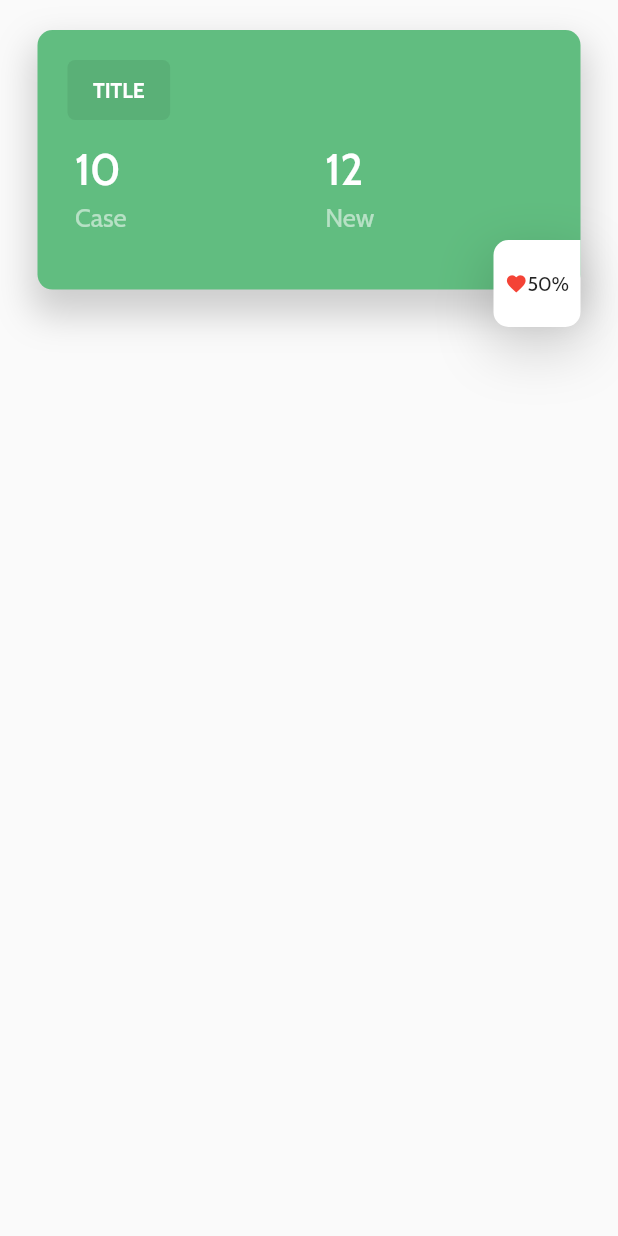
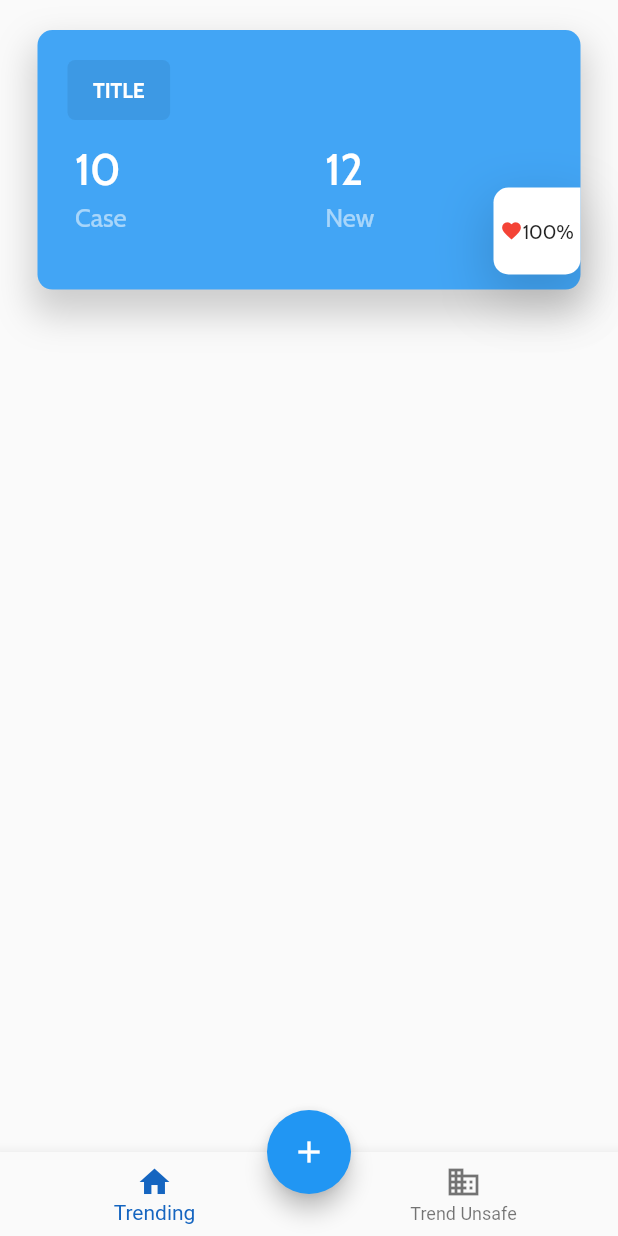
Before and after one commit to dinhkhanh412/minathon, a Flutter app: the screen it shows after launch, on a phone screen of 412 x 824 dp. Run offline on Flutter 3.47's test engine with Material 2 defaults, Android fonts, the phone set to English and light mode, and no system bars; our stand-ins replace firebase_auth, firebase_core, firebase_database, flutter_bloc, fluttertoast, google_fonts; missing offline and left inert: responsive_screen; accounts and stored records are empty.

Commit message:
Trans page and add button

```diff
--- a/lib/screens/home/homeScreen.dart
+++ b/lib/screens/home/homeScreen.dart
@@ -14,27 +14,94 @@ class HomeScreen extends StatefulWidget {
 }
 
 class _HomeScreenState extends State<HomeScreen> {
-  @override
-  Widget build(BuildContext context) {
-    // TODO: implement build
-    return Scaffold(
-        body: SingleChildScrollView(
-      child: Column(
-        children: [
-          SizedBox(height: 20),
-          InfoCard(
+  int _selectedIndex = 0;
+  String userID = null;
+  bool login = true;
+
+  void _onItemTapped(int index) {
+    setState(() {
+      _selectedIndex = index;
+      login = !login;
+    });
+  }
+
+  List<Widget> _widgetOptions = <Widget>[
+    Scaffold(
+      body: SingleChildScrollView(
+        child: Column(
+          children: [
+            SizedBox(height: 20),
+            InfoCard(
               cardTitle: "Title",
               caseTitle: "Case",
               currentData: 10,
               newData: 12,
-              percentChange: 50,
+              percentChange: 100,
               icon: Icon(
                 Icons.favorite,
                 color: Colors.red,
               ),
-              color: Colors.blue[20])
+              color: Colors.blue[20],
+              cardColor: Colors.blue[400],
+            )
+          ],
+        ),
+      ),
+    ),
+    Scaffold(
+      body: SingleChildScrollView(
+        child: Column(
+          children: [
+            SizedBox(height: 20),
+            InfoCard(
+              cardTitle: "Title",
+              caseTitle: "Case",
+              currentData: 10,
+              newData: 12,
+              percentChange: 100,
+              icon: Icon(
+                Icons.favorite,
+                color: Colors.blue,
+              ),
+              color: Colors.red,
+              cardColor: Colors.green,
+            )
+          ],
+        ),
+      ),
+    ),
+  ];
+
+  @override
+  Widget build(BuildContext context) {
+    return Scaffold(
+      body: Center(
+        child: _widgetOptions.elementAt(_selectedIndex),
+      ),
+      bottomNavigationBar: BottomNavigationBar(
+        items: const <BottomNavigationBarItem>[
+          BottomNavigationBarItem(
+            icon: Icon(Icons.home),
+            label: 'Trending',
+          ),
+          BottomNavigationBarItem(
+            icon: Icon(Icons.business),
+            label: 'Trend Unsafe',
+          ),
         ],
+        currentIndex: _selectedIndex,
+        selectedItemColor: Colors.blue[800],
+        onTap: _onItemTapped,
       ),
-    ));
+      floatingActionButton: Visibility(
+        child: FloatingActionButton(
+          onPressed: () => setState(() {}),
+          tooltip: 'Add trend',
+          child: const Icon(Icons.add),
+        ),
+        visible: login,
+      ),
+      floatingActionButtonLocation: FloatingActionButtonLocation.centerDocked,
+    );
   }
 }
--- a/lib/widgets/infoCard.dart
+++ b/lib/widgets/infoCard.dart
@@ -22,7 +22,7 @@ class InfoCard extends StatelessWidget {
       @required this.newData,
       @required this.percentChange,
       this.icon,
-      this.cardColor = CardColors.green,
+      @required this.cardColor,
       @required this.color})
       : super(key: key);
   @override
@@ -141,7 +141,7 @@ class InfoCard extends StatelessWidget {
           alignment: Alignment.bottomRight,
           child: Column(
             children: <Widget>[
-              const YMargin(115),
+              const YMargin(80),
               Container(
                 width: 58,
                 height: 58,
```
